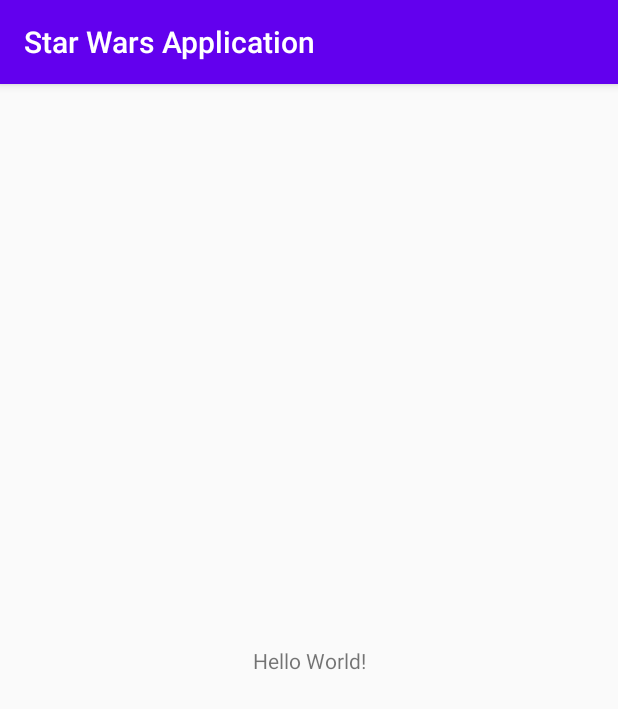
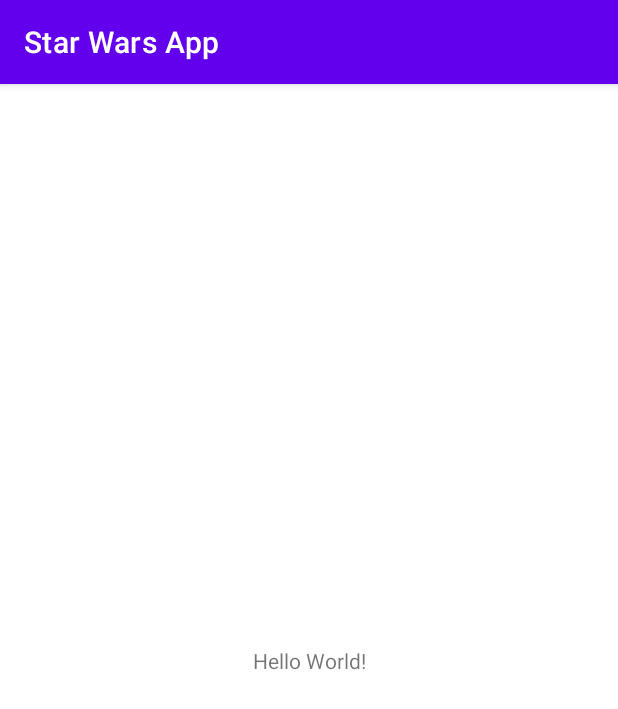
Before and after one commit to jvillad1/star-wars-android, an Android app: the screen it shows after launch (MainActivity), on a phone screen of 412 x 824 dp. Shown: the top 709 px of the screen. Run offline under Robolectric (Android 15) with nearby library versions, the phone set to English and light mode, and no system bars; our stand-ins replace Dagger/Hilt's generated code, Timber.

Commit message:
Changed AppTheme to use MaterialComponents & created project Application class named StarWarsApp to initialize Dagger Graph and Timber (debug only)

```diff
--- a/app/src/main/AndroidManifest.xml
+++ b/app/src/main/AndroidManifest.xml
@@ -3,19 +3,23 @@
     package="com.jvillad.starwars.android">
 
     <application
+        android:name=".StarWarsApp"
         android:allowBackup="true"
         android:icon="@mipmap/ic_launcher"
         android:label="@string/app_name"
         android:roundIcon="@mipmap/ic_launcher_round"
         android:supportsRtl="true"
         android:theme="@style/AppTheme">
+
         <activity android:name=".MainActivity">
+
             <intent-filter>
                 <action android:name="android.intent.action.MAIN" />
 
                 <category android:name="android.intent.category.LAUNCHER" />
             </intent-filter>
         </activity>
+
     </application>
 
 </manifest>
--- /dev/null
+++ b/app/src/main/java/com/jvillad/starwars/android/StarWarsApp.kt
@@ -0,0 +1,23 @@
+package com.jvillad.starwars.android
+
+import android.app.Application
+import dagger.hilt.android.HiltAndroidApp
+import timber.log.Timber
+
+/**
+ * Project main Application class that inherits from [Application].
+ *
+ * @author juan.villada
+ */
+@HiltAndroidApp
+class StarWarsApp : Application() {
+
+    override fun onCreate() {
+        super.onCreate()
+
+        // Debugging
+        if (BuildConfig.DEBUG) {
+            Timber.plant(Timber.DebugTree())
+        }
+    }
+}
--- a/app/src/main/res/values/strings.xml
+++ b/app/src/main/res/values/strings.xml
@@ -1,3 +1,4 @@
 <resources>
-    <string name="app_name">Star Wars Application</string>
+    <!-- App Name -->
+    <string name="app_name">Star Wars App</string>
 </resources>
--- a/app/src/main/res/values/styles.xml
+++ b/app/src/main/res/values/styles.xml
@@ -1,7 +1,7 @@
 <resources>
     <!-- Base application theme. -->
-    <style name="AppTheme" parent="Theme.AppCompat.Light.DarkActionBar">
-        <!-- Customize your theme here. -->
+    <style name="AppTheme" parent="Theme.MaterialComponents.Light.DarkActionBar">
+        <!-- Colors. -->
         <item name="colorPrimary">@color/colorPrimary</item>
         <item name="colorPrimaryDark">@color/colorPrimaryDark</item>
         <item name="colorAccent">@color/colorAccent</item>
```
